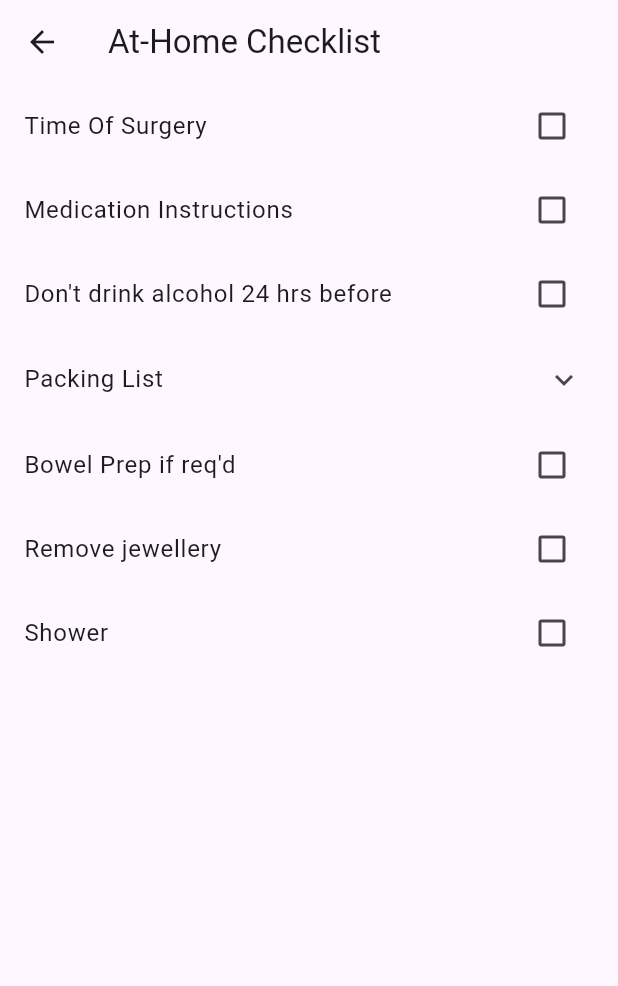
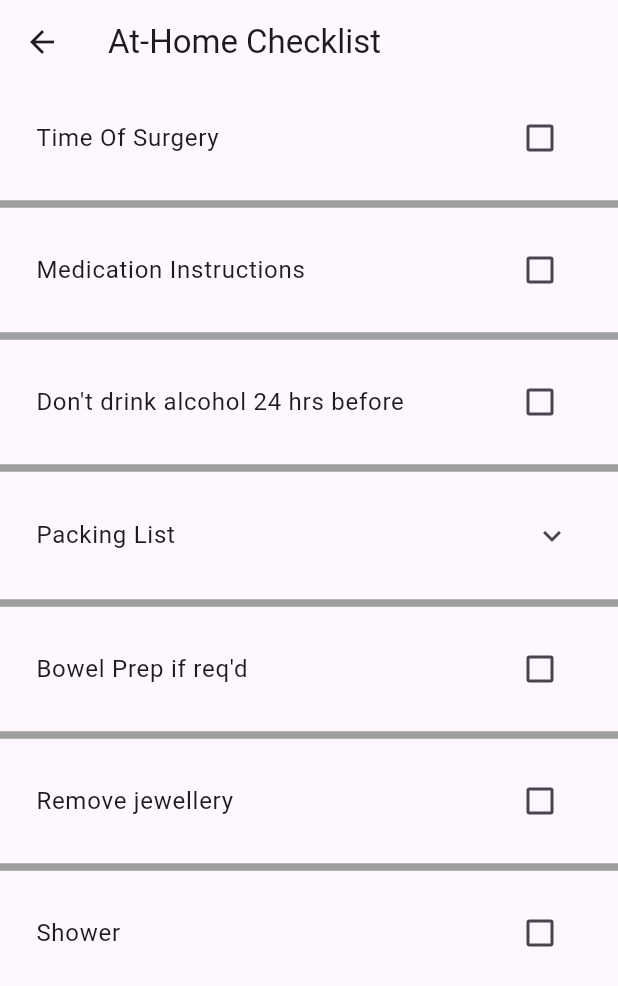
Before and after one commit to breid2/hackathon_project, a Flutter app: the screen it shows once a user with an empty profile is signed in, in the side drawer, after a tap on "At-Home Checklist", on a phone screen of 412 x 824 dp. Shown: the top 986 px of the screen. Run offline on Flutter 3.47's test engine with Material 3 defaults, Android fonts, the phone set to English and light mode, and no system bars; our stand-ins replace cloud_firestore, firebase_auth, firebase_core, percent_indicator; accounts and stored records are empty.

Commit message:
Updated at_home_list

```diff
--- a/client/lib/pages/at_home_checklist.dart
+++ b/client/lib/pages/at_home_checklist.dart
@@ -22,14 +22,17 @@ class _ChecklistPageState extends State<ChecklistPage> {
 Widget build(BuildContext context) {
   return Scaffold(
     appBar: AppBar(
-      title: Text('At-Home Checklist'),
+      title: const Text('At-Home Checklist'),
     ),
-    body: ListView.builder(
+    body: ListView.separated(
       itemCount: _checklistItems.length,
       itemBuilder: (context, index) {
         final item = _checklistItems[index];
-        if (_subItems.containsKey(item)) {
-            return ExpansionTile(
+        // Apply padding only to the items (not to the dividers)
+        return Padding(
+          padding: const EdgeInsets.all(8.0), // Adjust padding value as needed
+          child: item.startsWith("Packing List") && _subItems.containsKey(item) // Adjust condition as needed
+              ? ExpansionTile(
                   title: Text(item),
                   children: _subItems[item]!
                       .map((subItem) => CheckboxListTile(
@@ -55,9 +58,8 @@ Widget build(BuildContext context) {
                       }
                     });
                   },
-            );
-          } else {
-            return CheckboxListTile(
+                )
+              : CheckboxListTile(
                   title: Text(item),
                   value: _checkedItems.contains(item),
                   onChanged: (bool? value) {
@@ -69,9 +71,13 @@ Widget build(BuildContext context) {
                       }
                     });
                   },
+                ),
         );
-          }
       },
+        separatorBuilder: (context, index) => Divider(
+          color: Colors.grey, // Customize the color of the divider
+          thickness: 5.0, // Customize the thickness of the divider
+        ),
       ),
     );
 }
```
Lines whose indentation alone changed are shown as unchanged.
